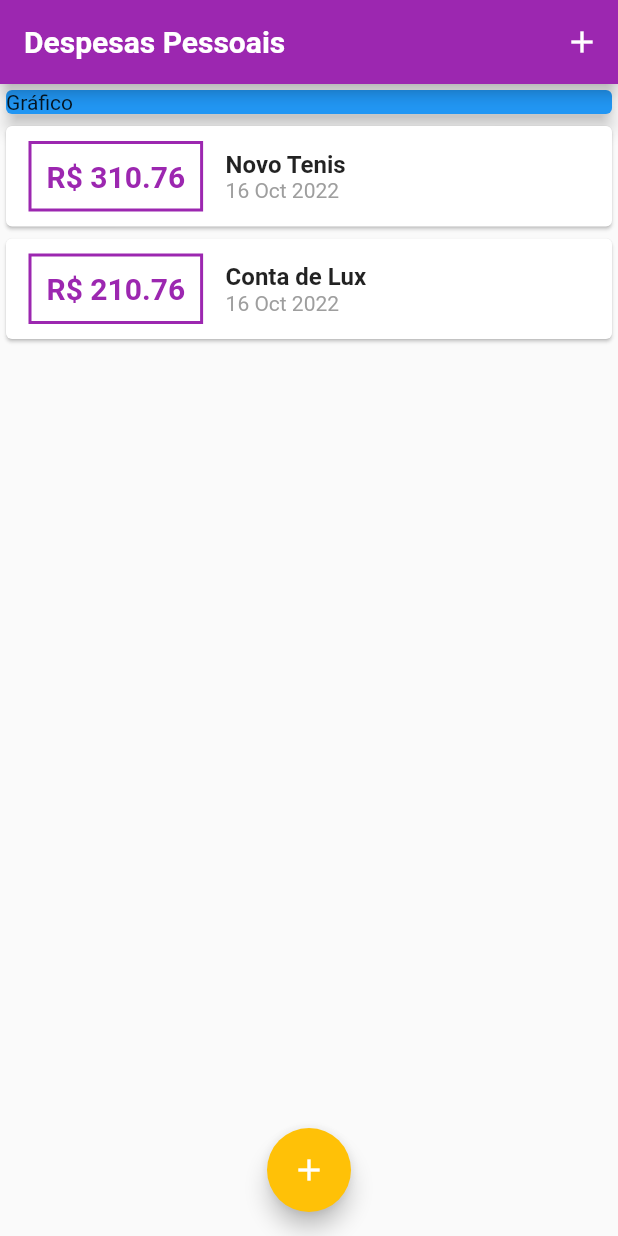
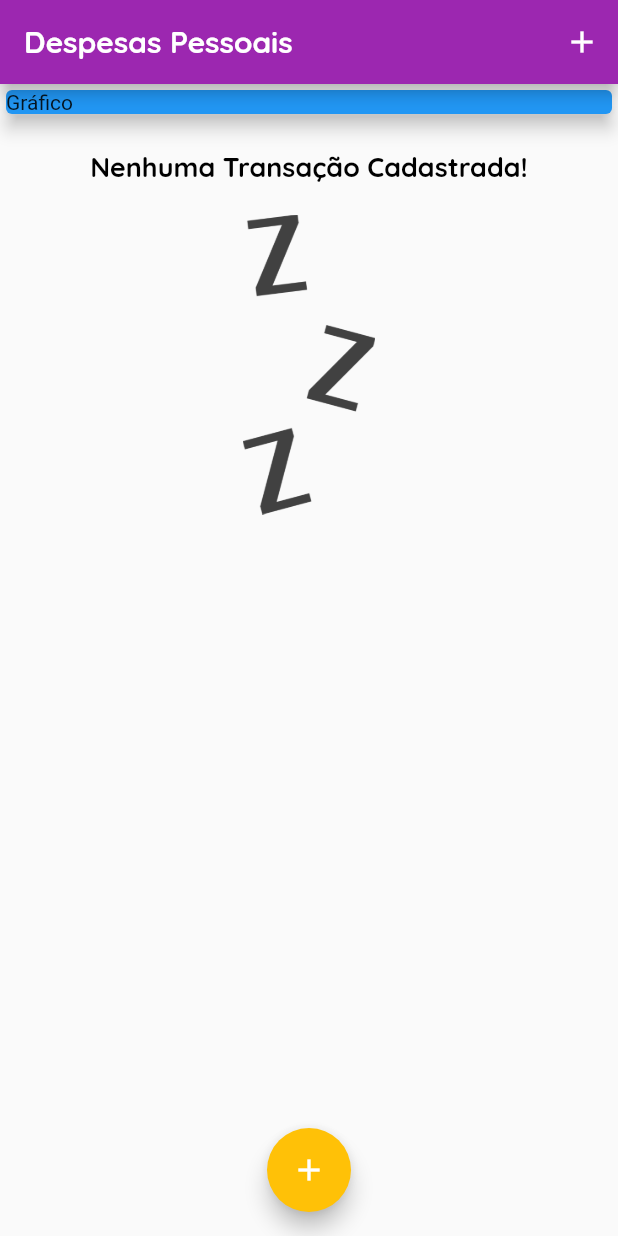
Before and after one commit to V-Icaro/Expenses-Flutter, a Flutter app: the screen it shows after launch, on a phone screen of 412 x 824 dp. Run offline on Flutter 3.47's test engine with Material 2 defaults, Android fonts, the phone set to English and light mode, and no system bars.

```diff
--- a/lib/components/transaction_list.dart
+++ b/lib/components/transaction_list.dart
@@ -11,15 +11,35 @@ class TransactionList extends StatelessWidget {
   Widget build(BuildContext context) {
     return SizedBox(
       height: 300,
-      child: ListView.builder(
+      //Condição para exibir lista caso exista transações,
+      //Senão, será exibido imagem.
+      child: transactions!.isEmpty
+          ? Column(
+              children: [
+                const SizedBox(height: 20),
+                Text(
+                  'Nenhuma Transação Cadastrada!',
+                  style: Theme.of(context).textTheme.headline6,
+                ),
+                const SizedBox(height: 20),
+                SizedBox(
+                  height: 200,
+                  child: Image.asset(
+                    'assets/images/waiting.png',
+                    fit: BoxFit.cover,
+                  ),
+                ),
+              ],
+            )
+          : ListView.builder(
               itemCount: transactions!.length,
               itemBuilder: (ctx, index) {
                 final tr = transactions![index];
                 return Card(
                   child: Row(children: <Widget>[
                     Container(
-                margin:
-                    const EdgeInsets.symmetric(horizontal: 15, vertical: 10),
+                      margin: const EdgeInsets.symmetric(
+                          horizontal: 15, vertical: 10),
                       decoration: BoxDecoration(
                         border: Border.all(
                           color: Theme.of(context).colorScheme.primary,
@@ -41,10 +61,7 @@ class TransactionList extends StatelessWidget {
                       children: [
                         Text(
                           tr.title!,
-                    style: const TextStyle(
-                      fontSize: 16,
-                      fontWeight: FontWeight.bold,
-                    ),
+                          style: Theme.of(context).textTheme.headline6,
                         ),
                         Text(
                           DateFormat('d MMM y').format(tr.date!),
--- a/lib/main.dart
+++ b/lib/main.dart
@@ -22,7 +22,7 @@ class ExpensesApp extends StatelessWidget {
         ),
         textTheme: tema.textTheme.copyWith(
           headline6: const TextStyle(
-            fontFamily: 'OpenSans',
+            fontFamily: 'Quicksand',
             fontSize: 18,
             fontWeight: FontWeight.bold,
             color: Colors.black,
@@ -30,7 +30,7 @@ class ExpensesApp extends StatelessWidget {
         ),
         appBarTheme: const AppBarTheme(
           titleTextStyle: TextStyle(
-            fontFamily: 'OpenSans',
+            fontFamily: 'Quicksand',
             fontSize: 20,
             fontWeight: FontWeight.bold,
           ),
@@ -48,19 +48,19 @@ class MyHomePage extends StatefulWidget {
 }
 
 class _MyHomePageState extends State<MyHomePage> {
-  final _transactions = [
-    Transaction(
-      id: 't1',
-      title: 'Novo Tenis',
-      value: 310.76,
-      date: DateTime.now(),
-    ),
-    Transaction(
-      id: 't2',
-      title: 'Conta de Lux',
-      value: 210.76,
-      date: DateTime.now(),
-    ),
+  final List<Transaction> _transactions = [
+    // Transaction(
+    //   id: 't1',
+    //   title: 'Novo Tenis',
+    //   value: 310.76,
+    //   date: DateTime.now(),
+    // ),
+    // Transaction(
+    //   id: 't2',
+    //   title: 'Conta de Lux',
+    //   value: 210.76,
+    //   date: DateTime.now(),
+    // ),
   ];
 
   _openTransactionFormModal(BuildContext context) {
```
Also changed, not shown: pubspec.yaml (+13 -13 lines), assets/fonts/OpenSans-Bold.ttf (added), assets/fonts/OpenSans-Regular.ttf (added), assets/fonts/Quicksand-Bold.ttf (added), assets/fonts/Quicksand-Light.ttf (added), assets/fonts/Quicksand-Medium.ttf (added), assets/fonts/Quicksand-Regular.ttf (added), assets/images/waiting.png (added). Lines whose indentation alone changed are shown as unchanged.
